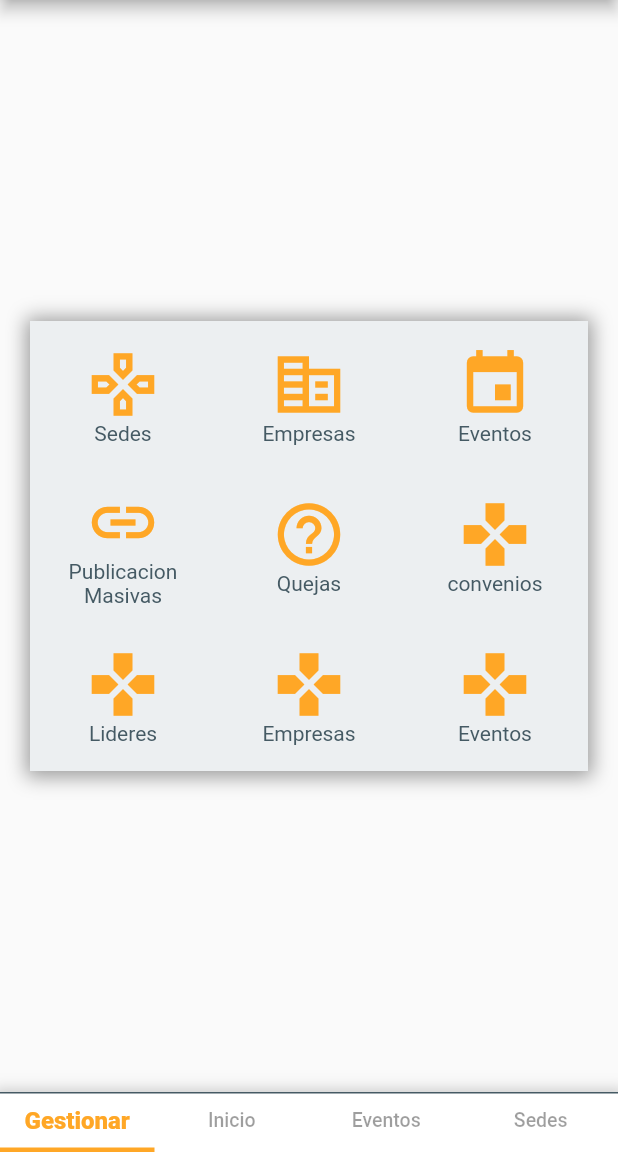
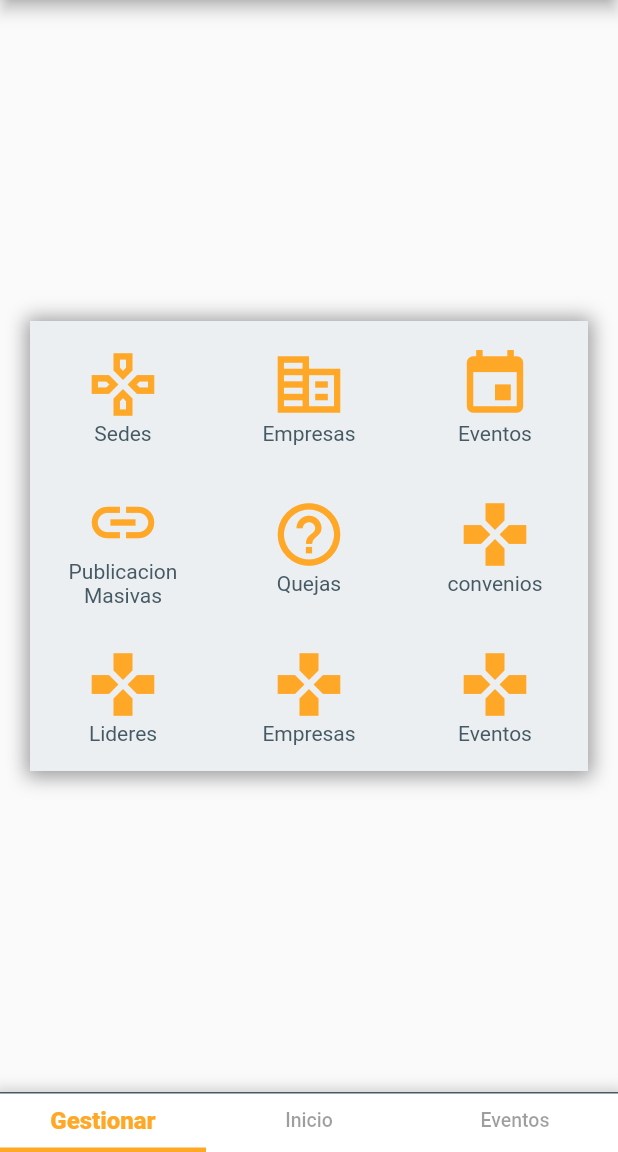
Before and after one commit to colombiaenduroapp/flutterEnduroApp, a Flutter app: the screen it shows after launch, on a phone screen of 412 x 824 dp, the part 84-1236 px from its top. Run offline on Flutter 3.47's test engine with Material 2 defaults, Android fonts, the phone set to English and light mode, and no system bars; our stand-ins replace carousel_slider, flutter_slidable, getwidget, image_picker, shared_preferences, shimmer and 1 more; missing offline and left inert: multi_image_picker; Roboto replaces fonts that are missing (Family Name, Montserrat).

Commit message:
cambios empresa y sedes

```diff
--- a/lib/src/pages/inicio.dart
+++ b/lib/src/pages/inicio.dart
@@ -26,7 +26,6 @@ class _InicioPageState extends State<InicioPage>
     new Tab(text: "Gestionar"),
     new Tab(text: "Inicio"),
     new Tab(text: "Eventos"),
-    new Tab(text: "Sedes"),
   ];
   TabController tabController;
   addStringToSF() async {
@@ -52,18 +51,22 @@ class _InicioPageState extends State<InicioPage>
   @override
   Widget build(BuildContext context) {
     return new DefaultTabController(
-        length: 4,
+        length: 3,
         child: Scaffold(
           // resizeToAvoidBottomPadding: false,
           appBar: AppBar(
             title: Text(
               'COLOMBIA ENDURO',
             ),
-            // bottom: new TabBar(controller: tabController, tabs: myTabs),
           ),
           body: TabBarView(
             controller: tabController,
-            children: [tab_gestionar(), tab_inicio(), tab_evento(), tab_sede()],
+            children: [
+              tab_gestionar(),
+              tab_inicio(),
+              tab_evento(),
+              // tab_sede(),
+            ],
           ),
           bottomNavigationBar: Container(
             height: 40,
@@ -116,17 +119,18 @@ class _InicioPageState extends State<InicioPage>
                 builder: (context) => pagesEventos(null, null, 'Registrar'))),
         child: Icon(Icons.add, size: 35.0, color: Colors.white),
       );
-    } else if (tabController.index == 3) {
-      return FloatingActionButton(
-        child: Icon(Icons.add, size: 35.0, color: Colors.white),
-        shape: StadiumBorder(),
-        hoverColor: Colors.blue,
-        focusColor: Colors.blue,
-        onPressed: () => Navigator.push(
-            context,
-            MaterialPageRoute(
-                builder: (context) => pageSedes('Registrar', null, null))),
-      );
     }
+    // else if (tabController.index == 3) {
+    //   return FloatingActionButton(
+    //     child: Icon(Icons.add, size: 35.0, color: Colors.white),
+    //     shape: StadiumBorder(),
+    //     hoverColor: Colors.blue,
+    //     focusColor: Colors.blue,
+    //     onPressed: () => Navigator.push(
+    //         context,
+    //         MaterialPageRoute(
+    //             builder: (context) => pageSedes('Registrar', null, null))),
+    //   );
+    // }
   }
 }
--- a/lib/src/widgets/cont_sedes.dart
+++ b/lib/src/widgets/cont_sedes.dart
@@ -151,6 +151,7 @@ class _cont_sedesState extends State<cont_sedes> {
       if (sedes.length > 0) {
         return ListView.builder(
             // scrollDirection: Axis.vertical,
+            physics: const NeverScrollableScrollPhysics(),
             shrinkWrap: true,
             itemCount: sedes.length,
             itemBuilder: (context, index) {
```
Also changed, not shown: lib/src/pages/empresas.dart (+46 -7 lines), lib/src/pages/empresas_detalles.dart (+21 -9 lines), lib/src/pages/listas_empresas.dart (+6 -3 lines), lib/src/pages/sedes.dart (+26 -9 lines), lib/src/services/services_empresa.dart (+9 -2 lines).
